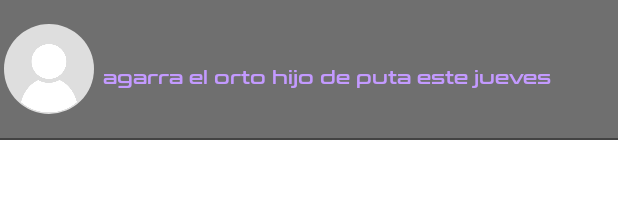
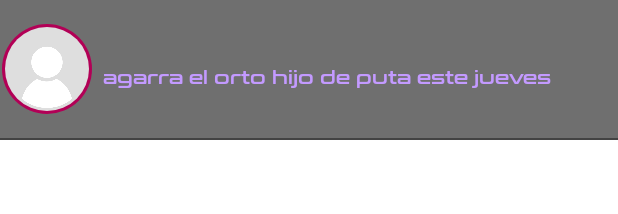
Before and after one commit to DAguileraBusselle/GameToday, an Android app: the layout chats_layout.xml on its own in the app's theme, with its tools: preview values and no code run, on a phone screen of 412 x 824 dp. Shown: the top 214 px of the screen. Run offline under Robolectric (Android 15) with nearby library versions, the phone set to English and light mode, and no system bars.

Commit message:
estado online chatsAdapter

```diff
--- a/app/build.gradle
+++ b/app/build.gradle
@@ -51,6 +51,7 @@ dependencies {
     implementation 'com.squareup.retrofit2:retrofit:2.3.0'
     implementation 'com.squareup.retrofit2:converter-gson:2.3.0'
     implementation 'pl.droidsonroids.gif:android-gif-drawable:1.2.17'
+    implementation 'androidx.lifecycle:lifecycle-process:2.3.1'
     testImplementation 'junit:junit:4.+'
     androidTestImplementation 'androidx.test.ext:junit:1.1.3'
     androidTestImplementation 'androidx.test.espresso:espresso-core:3.4.0'
--- a/app/src/main/res/layout/chats_layout.xml
+++ b/app/src/main/res/layout/chats_layout.xml
@@ -14,14 +14,35 @@
         android:layout_height="60dp"
         android:orientation="horizontal">
 
-        <de.hdodenhof.circleimageview.CircleImageView
-            android:id="@+id/ivFotoPerfilChats"
-            android:src="@drawable/default_pic"
+        <RelativeLayout
+            android:layout_marginRight="6dp"
+            android:layout_weight="5"
             android:layout_width="match_parent"
-            android:layout_marginRight="3dp"
-            android:layout_height="60dp"
-            android:layout_weight="5"
-            />
+            android:layout_height="wrap_content">
+
+            <de.hdodenhof.circleimageview.CircleImageView
+                android:layout_alignLeft="@id/ivFotoPerfilChats"
+                android:layout_alignRight="@id/ivFotoPerfilChats"
+                android:layout_alignTop="@id/ivFotoPerfilChats"
+                android:layout_alignBottom="@id/ivFotoPerfilChats"
+                android:id="@+id/ivConectado"
+                android:src="@drawable/desconectado"
+                android:layout_width="match_parent"
+                android:layout_height="70dp"
+                />
+
+            <de.hdodenhof.circleimageview.CircleImageView
+                android:id="@+id/ivFotoPerfilChats"
+                android:layout_width="match_parent"
+                android:layout_height="70dp"
+                android:padding="2dp"
+                android:src="@drawable/default_pic"
+                app:layout_constraintTop_toTopOf="parent" />
+
+
+        </RelativeLayout>
+
+
 
         <LinearLayout
             android:layout_weight="1"
```
Also changed, not shown: app/src/main/java/com/dam/gametoday/HomeActivity.java (+34 -1 lines), app/src/main/java/com/dam/gametoday/rvUtils/ChatsAdapter.java (+21 -1 lines), app/src/main/res/drawable-v24/conectado.png (added), app/src/main/res/drawable-v24/desconectado.png (added).
